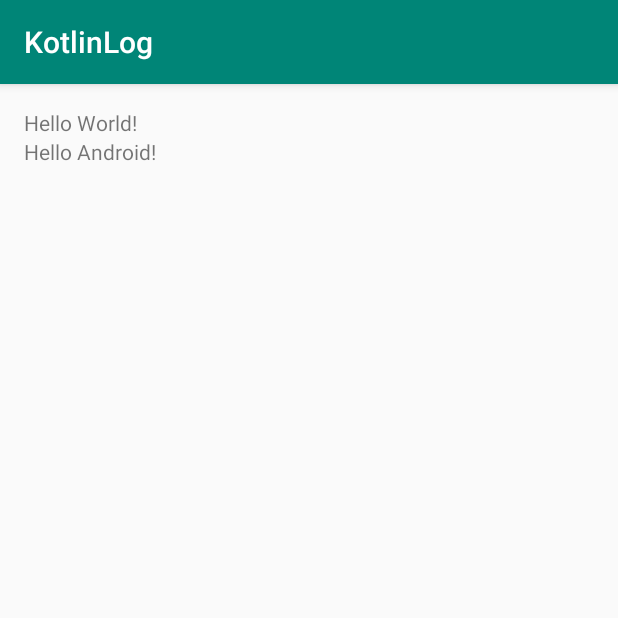
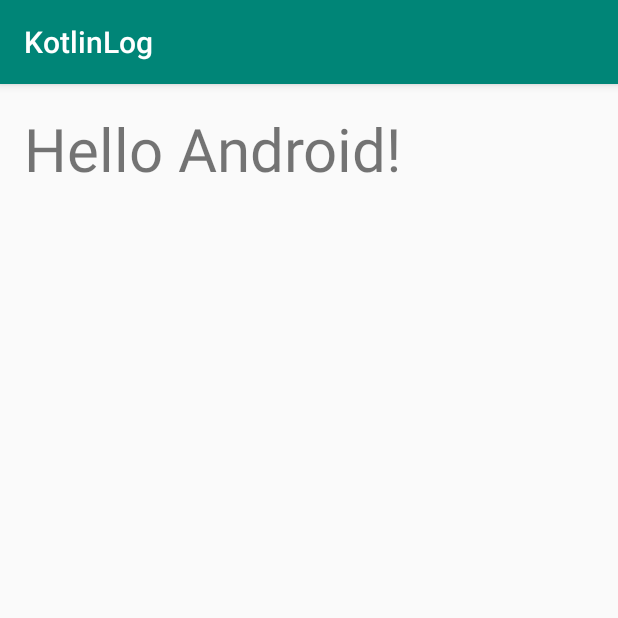
Before and after one commit to kadekaru12345/HelloAndroidApp2, an Android app: the screen it shows after launch (MainActivity), on a phone screen of 412 x 824 dp, the top half of it. Run offline under Robolectric (Android 15) with nearby library versions, the phone set to English and light mode, and no system bars.

Commit message:
"Hello world"削除 ”Hello android”→40sp

```diff
--- a/app/src/main/res/layout/activity_main.xml
+++ b/app/src/main/res/layout/activity_main.xml
@@ -16,11 +16,7 @@
     <TextView
             android:layout_width="wrap_content"
             android:layout_height="wrap_content"
-            android:text="Hello World!"/>
-    <TextView
-            android:layout_width="wrap_content"
-            android:layout_height="wrap_content"
-            android:text="Hello Android!"/>
+            android:text="Hello Android!" android:textSize="40sp"/>
 
 
 </LinearLayout>
```
